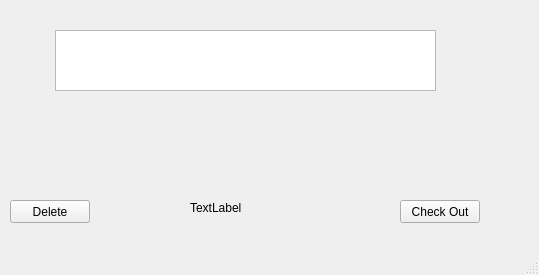
Qt form shoppingcart.ui (coolbry95/ECE335-Project2) before a commit.
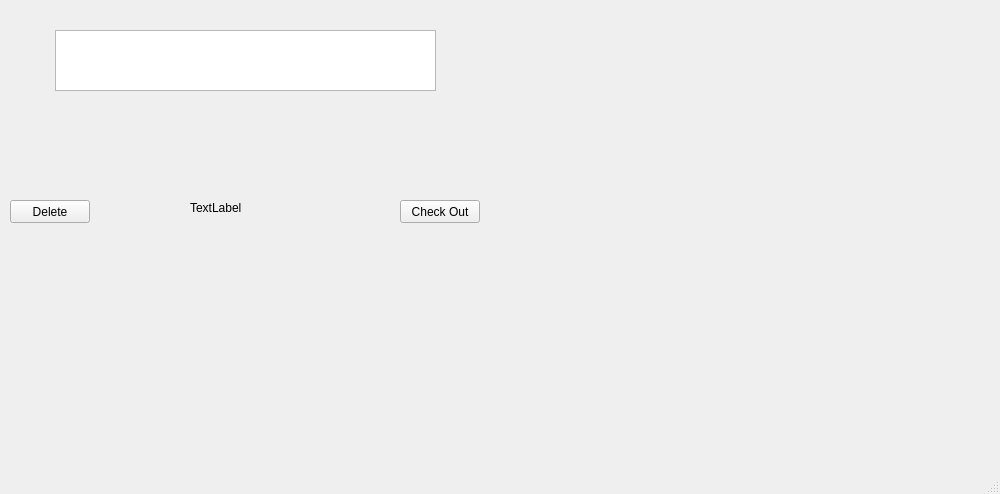
The same form after that commit.

Commit message: shopping cart window loads

What changed in the file:
```diff
--- a/shoppingcart.ui
+++ b/shoppingcart.ui
@@ -6,8 +6,8 @@
    <rect>
     <x>0</x>
     <y>0</y>
-    <width>539</width>
-    <height>275</height>
+    <width>1000</width>
+    <height>494</height>
    </rect>
   </property>
   <property name="windowTitle">
```
Left out of the diff: 8 changed lines with no effect on the pictures. The commit also changes 5 other files.
